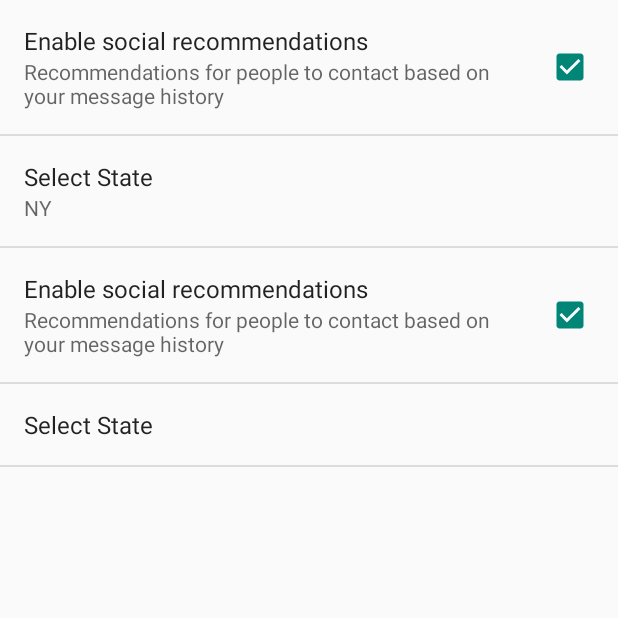
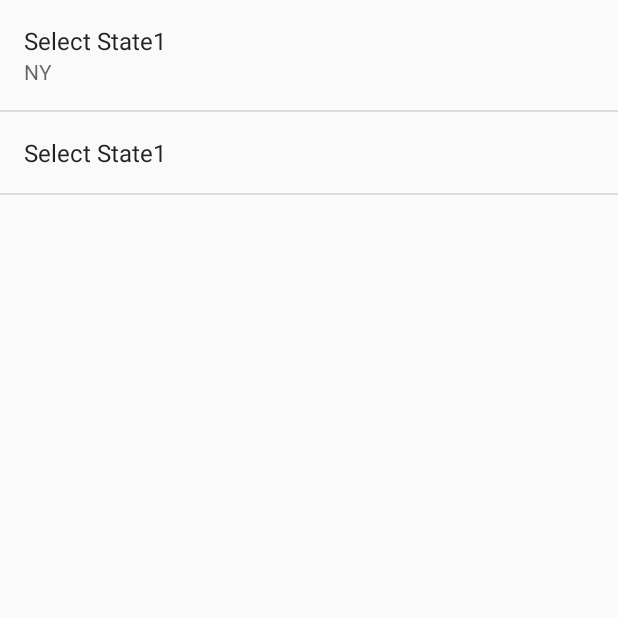
Before and after one commit to idfishorg/Ifish, an Android app: the SettingsActivity screen opened directly, with no data from a screen before it, on a phone screen of 412 x 824 dp, the top half of it. Run offline under Robolectric (Android 15) with nearby library versions, the phone set to English and light mode, and no system bars.

Commit message:
Added setting location menu, not working yet

```diff
--- a/app/src/main/res/xml/pref_general.xml
+++ b/app/src/main/res/xml/pref_general.xml
@@ -1,16 +1,16 @@
 <PreferenceScreen xmlns:android="http://schemas.android.com/apk/res/android">
 
-    <CheckBoxPreference
-        android:key="example_checkbox"
-        android:title="@string/pref_title_social_recommendations"
-        android:summary="@string/pref_description_social_recommendations"
-        android:defaultValue="true" />
+    <!--<CheckBoxPreference-->
+        <!--android:key="example_checkbox"-->
+        <!--android:title="@string/pref_title_social_recommendations"-->
+        <!--android:summary="@string/pref_description_social_recommendations"-->
+        <!--android:defaultValue="true" />-->
 
     <!-- NOTE: EditTextPreference accepts EditText attributes. -->
     <!-- NOTE: EditTextPreference's summary should be set to its value by the activity code. -->
     <EditTextPreference
         android:key="state"
-        android:title="Select State"
+        android:title="Select State1"
         android:defaultValue="NY"
         android:selectAllOnFocus="true"
         android:inputType="textCapWords"
```
Also changed, not shown: app/src/main/java/com/panfishingllc/ifish/DatabaseHelper.java (+50 -13 lines).
